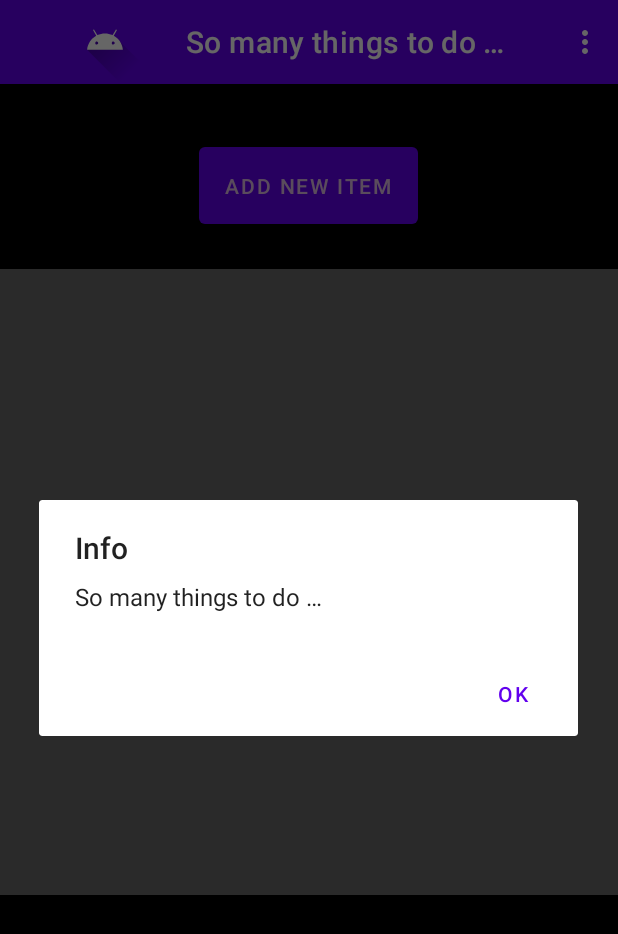
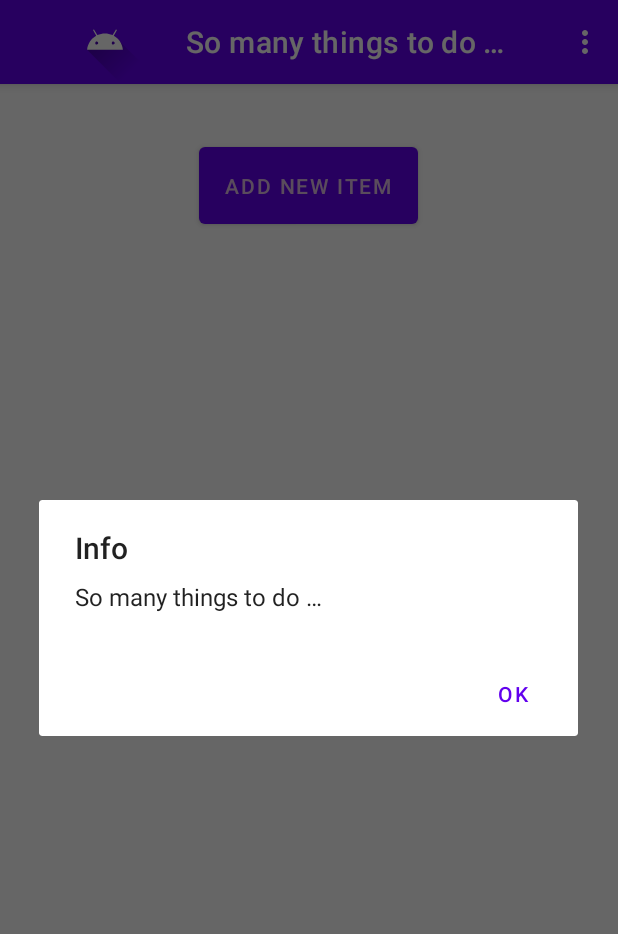
Before and after one commit to falistra/todolist, an Android app: the screen it shows after launch (MainActivity), in the options menu, after a tap on "Info", on a phone screen of 412 x 824 dp. Shown: the top 934 px of the screen. Run offline under Robolectric (Android 15) with nearby library versions, the phone set to English and light mode, and no system bars; our stand-ins replace Firebase (no records; nobody signed in at launch, a user with empty details on screens opened directly).

```diff
--- a/app/src/main/java/com/zanasi/todolistapp/ItemInsert.kt
+++ b/app/src/main/java/com/zanasi/todolistapp/ItemInsert.kt
@@ -21,12 +21,13 @@ class ItemInsert : AppCompatActivity() {
 
         val bottoneWhen: Button = findViewById(R.id.whenButton)
         bottoneWhen.setOnClickListener {
+            // https://developer.android.com/reference/android/widget/TimePicker
             val setTime = SetTime(findViewById(R.id.whenText))
             setTime.show(supportFragmentManager, "timePicker")
         }
 
-        val buttonDate : Button = findViewById(R.id.dateButton)
-        buttonDate.setOnClickListener {
+        val bottoneDate : Button = findViewById(R.id.dateButton)
+        bottoneDate.setOnClickListener {
             val setDate = SetDate(findViewById(R.id.dateText))
             setDate.show(supportFragmentManager, "datePicker")
         }
--- a/app/src/main/java/com/zanasi/todolistapp/MainActivity.kt
+++ b/app/src/main/java/com/zanasi/todolistapp/MainActivity.kt
@@ -1,5 +1,11 @@
 package com.zanasi.todolistapp
 
+import android.app.job.JobInfo
+import android.app.job.JobParameters
+import android.app.job.JobScheduler
+import android.app.job.JobService
+import android.content.ComponentName
+import android.content.Context
 import android.content.Intent
 import android.os.Bundle
 import android.util.Log
@@ -128,7 +134,15 @@ class MainActivity : AppCompatActivity(), UpdateAndDelete {
             }
         }
         adapter.notifyDataSetChanged()
-        // toDoModelList.start()
+
+        var component= ComponentName(this,MyJobScheduler::class.java)
+        var jobInfo=  JobInfo.Builder(1,component)
+
+            .setMinimumLatency(5000)
+            .build()
+
+        var jobScheduler=getSystemService(Context.JOB_SCHEDULER_SERVICE) as JobScheduler
+        jobScheduler.schedule(jobInfo)
     }
 
     override fun modifyItem(itemUID: String, isDone: Boolean) {
@@ -161,3 +175,21 @@ class MainActivity : AppCompatActivity(), UpdateAndDelete {
             }
         }
 }
+
+class MyJobScheduler : JobService() {
+    override fun onStopJob(p0: JobParameters?): Boolean {
+        Toast.makeText(applicationContext,"Job Cancelled ",Toast.LENGTH_SHORT).show()
+        return false
+    }
+
+    override fun onStartJob(p0: JobParameters?): Boolean {
+        var k=0;
+        Toast.makeText(applicationContext,getString(R.string.sortStart),Toast.LENGTH_SHORT).show()
+        for ( k in 0..10)
+        {
+            Log.v("JobScheduler","Running Job $k")
+        }
+        Toast.makeText(applicationContext,getString(R.string.sortEnded),Toast.LENGTH_SHORT).show()
+        return false
+    }
+}
--- a/app/src/main/res/layout/activity_main.xml
+++ b/app/src/main/res/layout/activity_main.xml
@@ -6,7 +6,7 @@
     android:id="@+id/coordinatorLayout"
     android:layout_width="match_parent"
     android:layout_height="match_parent"
-    android:background="#000000"
+    android:background="@color/white"
     tools:context=".MainActivity">
 
 
@@ -27,7 +27,7 @@
         android:layout_width="0dp"
         android:layout_height="417dp"
         android:layout_marginTop="24dp"
-        android:background="#696969"
+        android:background="@color/white"
         android:paddingLeft="10dp"
         android:paddingRight="10dp"
         android:scrollbars="none"
--- a/app/src/main/res/values/strings.xml
+++ b/app/src/main/res/values/strings.xml
@@ -50,6 +50,8 @@
     <string name="pick_time">when</string>
     <string name="textWhen" />
     <string name="dateButton">date</string>
+    <string name="sortStart">Sort List by date started</string>
+    <string name="sortEnded">Sort list ended</string>
 
 
 </resources>
```
Also changed, not shown: app/src/main/java/com/zanasi/todolistapp/ToDoModel.kt (+1 -10 lines), 1 other file.
